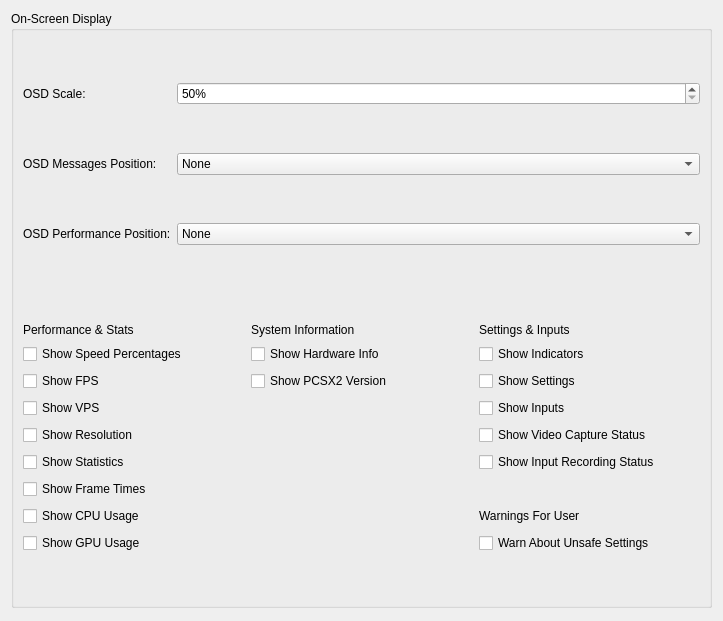
This is pcsx2-qt/Settings/GraphicsOnScreenDisplaySettingsTab.ui in PCSX2/pcsx2 as Qt 5 draws it before an edit. The edited form follows.
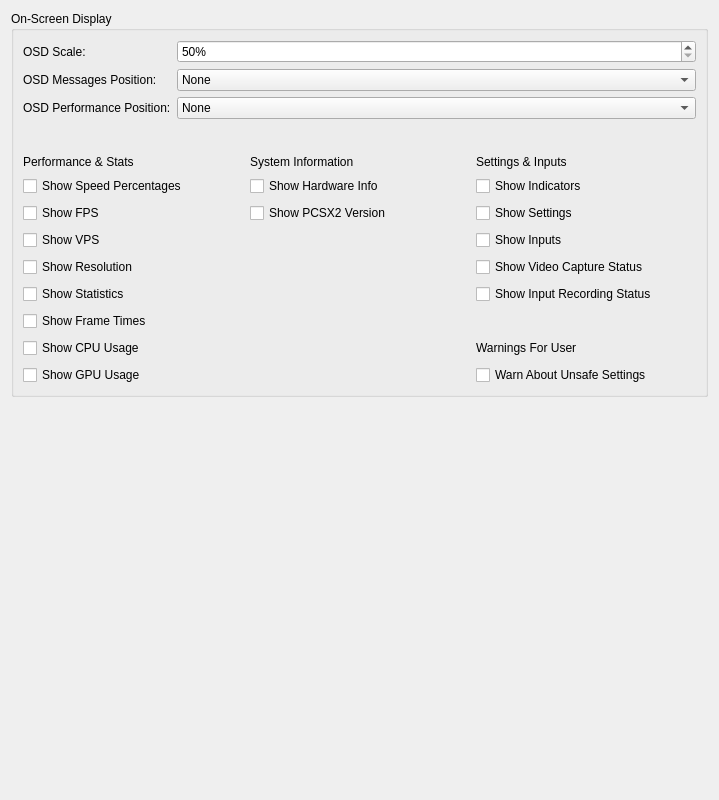
This is the edited form.

Commit message: Qt: Fix various settings window layout issues

```diff
--- a/pcsx2-qt/Settings/GraphicsOnScreenDisplaySettingsTab.ui
+++ b/pcsx2-qt/Settings/GraphicsOnScreenDisplaySettingsTab.ui
@@ -6,8 +6,8 @@
    <rect>
     <x>0</x>
     <y>0</y>
-    <width>722</width>
-    <height>621</height>
+    <width>719</width>
+    <height>800</height>
    </rect>
   </property>
   <property name="windowTitle">
@@ -363,13 +363,10 @@
      <property name="orientation">
       <enum>Qt::Vertical</enum>
      </property>
-     <property name="sizeType">
-      <enum>QSizePolicy::Maximum</enum>
-     </property>
      <property name="sizeHint" stdset="0">
       <size>
-       <width>701</width>
-       <height>2</height>
+       <width>20</width>
+       <height>40</height>
       </size>
      </property>
     </spacer>
```
Left out of the diff: 2 changed lines with no effect on the pictures. The commit also changes 4 other files.
